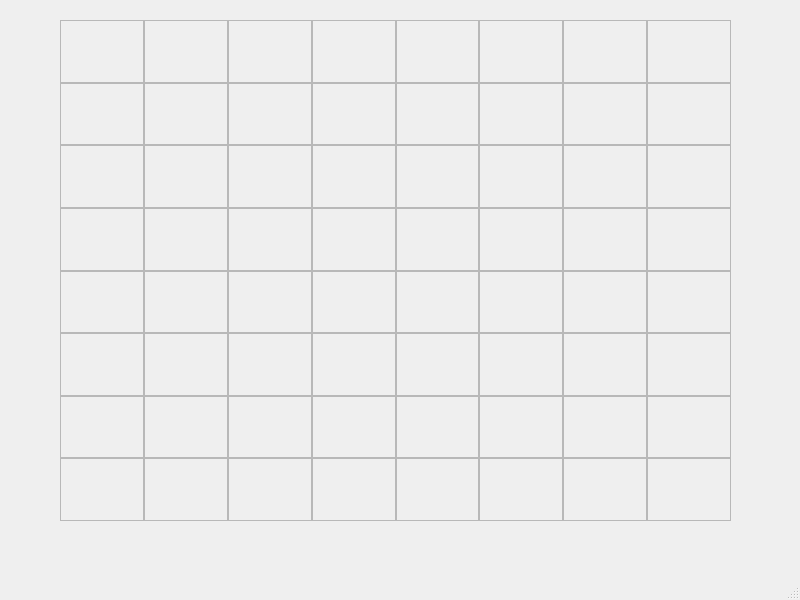
First picture: the form in mainwindow.ui, repository B3R63R/ChessApp, before the edit.
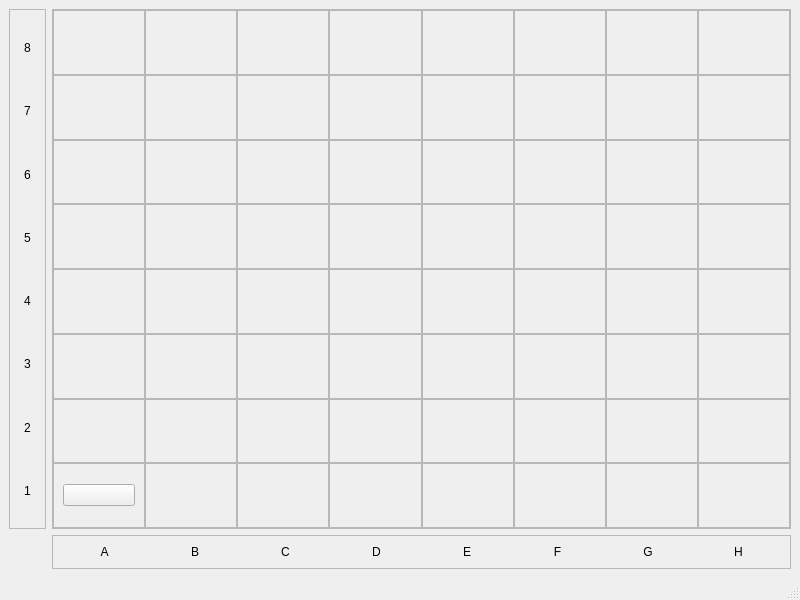
Second picture: the form after the edit. Icons and pictures are not drawn.

Commit message: dynamically set color design for chessboard (inside MainWin)

```diff
--- a/mainwindow.ui
+++ b/mainwindow.ui
@@ -13,22 +13,253 @@
   <property name="windowTitle">
    <string>MainWindow</string>
   </property>
+  <property name="styleSheet">
+   <string/>
+  </property>
   <widget class="QWidget" name="centralwidget">
-   <widget class="QWidget" name="gridLayoutWidget">
-    <property name="geometry">
-     <rect>
-      <x>60</x>
-      <y>20</y>
-      <width>671</width>
-      <height>501</height>
-     </rect>
-    </property>
+   <layout class="QGridLayout" name="gridLayout_3">
+    <item row="1" column="1">
+     <widget class="QFrame" name="frame_67">
+      <property name="sizePolicy">
+       <sizepolicy hsizetype="Preferred" vsizetype="Preferred">
+        <horstretch>0</horstretch>
+        <verstretch>1</verstretch>
+       </sizepolicy>
+      </property>
+      <property name="frameShape">
+       <enum>QFrame::Shape::StyledPanel</enum>
+      </property>
+      <property name="frameShadow">
+       <enum>QFrame::Shadow::Raised</enum>
+      </property>
+      <layout class="QHBoxLayout" name="horizontalLayout_2">
+       <item>
+        <widget class="QLabel" name="label_13">
+         <property name="text">
+          <string>A</string>
+         </property>
+         <property name="alignment">
+          <set>Qt::AlignmentFlag::AlignCenter</set>
+         </property>
+        </widget>
+       </item>
+       <item>
+        <widget class="QLabel" name="label_16">
+         <property name="text">
+          <string>B</string>
+         </property>
+         <property name="alignment">
+          <set>Qt::AlignmentFlag::AlignCenter</set>
+         </property>
+        </widget>
+       </item>
+       <item>
+        <widget class="QLabel" name="label_15">
+         <property name="text">
+          <string>C</string>
+         </property>
+         <property name="alignment">
+          <set>Qt::AlignmentFlag::AlignCenter</set>
+         </property>
+        </widget>
+       </item>
+       <item>
+        <widget class="QLabel" name="label_14">
+         <property name="text">
+          <string>D</string>
+         </property>
+         <property name="alignment">
+          <set>Qt::AlignmentFlag::AlignCenter</set>
+         </property>
+        </widget>
+       </item>
+       <item>
+        <widget class="QLabel" name="label_12">
+         <property name="text">
+          <string>E</string>
+         </property>
+         <property name="alignment">
+          <set>Qt::AlignmentFlag::AlignCenter</set>
+         </property>
+        </widget>
+       </item>
+       <item>
+        <widget class="QLabel" name="label_11">
+         <property name="text">
+          <string>F</string>
+         </property>
+         <property name="alignment">
+          <set>Qt::AlignmentFlag::AlignCenter</set>
+         </property>
+        </widget>
+       </item>
+       <item>
+        <widget class="QLabel" name="label_9">
+         <property name="text">
+          <string>G</string>
+         </property>
+         <property name="alignment">
+          <set>Qt::AlignmentFlag::AlignCenter</set>
+         </property>
+        </widget>
+       </item>
+       <item>
+        <widget class="QLabel" name="label_10">
+         <property name="text">
+          <string>H</string>
+         </property>
+         <property name="alignment">
+          <set>Qt::AlignmentFlag::AlignCenter</set>
+         </property>
+        </widget>
+       </item>
+      </layout>
+     </widget>
+    </item>
+    <item row="0" column="0">
+     <widget class="QFrame" name="frame_66">
+      <property name="sizePolicy">
+       <sizepolicy hsizetype="Preferred" vsizetype="Preferred">
+        <horstretch>1</horstretch>
+        <verstretch>0</verstretch>
+       </sizepolicy>
+      </property>
+      <property name="styleSheet">
+       <string notr="true"/>
+      </property>
+      <property name="frameShape">
+       <enum>QFrame::Shape::StyledPanel</enum>
+      </property>
+      <property name="frameShadow">
+       <enum>QFrame::Shadow::Raised</enum>
+      </property>
+      <layout class="QVBoxLayout" name="verticalLayout">
+       <item>
+        <widget class="QLabel" name="label_3">
+         <property name="text">
+          <string>8</string>
+         </property>
+         <property name="alignment">
+          <set>Qt::AlignmentFlag::AlignCenter</set>
+         </property>
+        </widget>
+       </item>
+       <item>
+        <widget class="QLabel" name="label_4">
+         <property name="text">
+          <string>7</string>
+         </property>
+         <property name="alignment">
+          <set>Qt::AlignmentFlag::AlignCenter</set>
+         </property>
+        </widget>
+       </item>
+       <item>
+        <widget class="QLabel" name="label_5">
+         <property name="styleSheet">
+          <string notr="true"/>
+         </property>
+         <property name="text">
+          <string>6</string>
+         </property>
+         <property name="alignment">
+          <set>Qt::AlignmentFlag::AlignCenter</set>
+         </property>
+        </widget>
+       </item>
+       <item>
+        <widget class="QLabel" name="label_7">
+         <property name="text">
+          <string>5</string>
+         </property>
+         <property name="alignment">
+          <set>Qt::AlignmentFlag::AlignCenter</set>
+         </property>
+        </widget>
+       </item>
+       <item>
+        <widget class="QLabel" name="label">
+         <property name="text">
+          <string>4</string>
+         </property>
+         <property name="alignment">
+          <set>Qt::AlignmentFlag::AlignCenter</set>
+         </property>
+        </widget>
+       </item>
+       <item>
+        <widget class="QLabel" name="label_6">
+         <property name="text">
+          <string>3</string>
+         </property>
+         <property name="alignment">
+          <set>Qt::AlignmentFlag::AlignCenter</set>
+         </property>
+        </widget>
+       </item>
+       <item>
+        <widget class="QLabel" name="label_8">
+         <property name="text">
+          <string>2</string>
+         </property>
+         <property name="alignment">
+          <set>Qt::AlignmentFlag::AlignCenter</set>
+         </property>
+        </widget>
+       </item>
+       <item>
+        <widget class="QLabel" name="label_2">
+         <property name="text">
+          <string>1</string>
+         </property>
+         <property name="alignment">
+          <set>Qt::AlignmentFlag::AlignCenter</set>
+         </property>
+        </widget>
+       </item>
+      </layout>
+     </widget>
+    </item>
+    <item row="0" column="1">
+     <widget class="QFrame" name="frame">
+      <property name="sizePolicy">
+       <sizepolicy hsizetype="Preferred" vsizetype="Preferred">
+        <horstretch>20</horstretch>
+        <verstretch>20</verstretch>
+       </sizepolicy>
+      </property>
+      <property name="styleSheet">
+       <string notr="true">QFrame {color:white;}</string>
+      </property>
+      <property name="frameShape">
+       <enum>QFrame::Shape::StyledPanel</enum>
+      </property>
+      <property name="frameShadow">
+       <enum>QFrame::Shadow::Raised</enum>
+      </property>
+      <layout class="QHBoxLayout" name="horizontalLayout">
+       <property name="spacing">
+        <number>0</number>
+       </property>
+       <property name="leftMargin">
+        <number>0</number>
+       </property>
+       <property name="topMargin">
+        <number>0</number>
+       </property>
+       <property name="rightMargin">
+        <number>0</number>
+       </property>
+       <property name="bottomMargin">
+        <number>0</number>
+       </property>
+       <item>
     <layout class="QGridLayout" name="gridLayout">
      <property name="spacing">
       <number>0</number>
      </property>
-     <item row="1" column="1">
-      <widget class="QFrame" name="frame_9">
+         <item row="2" column="7">
+          <widget class="QFrame" name="frame_H6">
        <property name="frameShape">
         <enum>QFrame::Shape::StyledPanel</enum>
        </property>
@@ -37,8 +268,8 @@
        </property>
       </widget>
      </item>
-     <item row="4" column="1">
-      <widget class="QFrame" name="frame_12">
+         <item row="7" column="4">
+          <widget class="QFrame" name="frame_E1">
        <property name="frameShape">
         <enum>QFrame::Shape::StyledPanel</enum>
        </property>
@@ -47,8 +278,8 @@
        </property>
       </widget>
      </item>
-     <item row="0" column="3">
-      <widget class="QFrame" name="frame_5">
+         <item row="0" column="4">
+          <widget class="QFrame" name="frame_E8">
        <property name="frameShape">
         <enum>QFrame::Shape::StyledPanel</enum>
        </property>
@@ -57,8 +288,8 @@
        </property>
       </widget>
      </item>
-     <item row="6" column="1">
-      <widget class="QFrame" name="frame_14">
+         <item row="5" column="2">
+          <widget class="QFrame" name="frame_C3">
        <property name="frameShape">
         <enum>QFrame::Shape::StyledPanel</enum>
        </property>
@@ -67,8 +298,28 @@
        </property>
       </widget>
      </item>
-     <item row="2" column="1">
-      <widget class="QFrame" name="frame_10">
+         <item row="5" column="3">
+          <widget class="QFrame" name="frame_D3">
+           <property name="frameShape">
+            <enum>QFrame::Shape::StyledPanel</enum>
+           </property>
+           <property name="frameShadow">
+            <enum>QFrame::Shadow::Raised</enum>
+           </property>
+          </widget>
+         </item>
+         <item row="3" column="2">
+          <widget class="QFrame" name="frame_C5">
+           <property name="frameShape">
+            <enum>QFrame::Shape::StyledPanel</enum>
+           </property>
+           <property name="frameShadow">
+            <enum>QFrame::Shadow::Raised</enum>
+           </property>
+          </widget>
+         </item>
+         <item row="5" column="4">
+          <widget class="QFrame" name="frame_E3">
        <property name="frameShape">
         <enum>QFrame::Shape::StyledPanel</enum>
        </property>
@@ -87,8 +338,8 @@
        </property>
       </widget>
      </item>
-     <item row="0" column="0">
-      <widget class="QFrame" name="frame_8">
+         <item row="3" column="0">
+          <widget class="QFrame" name="frame_A5">
        <property name="frameShape">
         <enum>QFrame::Shape::StyledPanel</enum>
        </property>
@@ -107,8 +358,8 @@
        </property>
       </widget>
      </item>
-     <item row="0" column="1">
-      <widget class="QFrame" name="frame_7">
+         <item row="3" column="7">
+          <widget class="QFrame" name="frame_H5">
        <property name="frameShape">
         <enum>QFrame::Shape::StyledPanel</enum>
        </property>
@@ -117,8 +368,8 @@
        </property>
       </widget>
      </item>
-     <item row="0" column="7">
-      <widget class="QFrame" name="frame_4">
+         <item row="4" column="1">
+          <widget class="QFrame" name="frame_B4">
        <property name="frameShape">
         <enum>QFrame::Shape::StyledPanel</enum>
        </property>
@@ -127,8 +378,8 @@
        </property>
       </widget>
      </item>
-     <item row="0" column="4">
-      <widget class="QFrame" name="frame">
+         <item row="4" column="4">
+          <widget class="QFrame" name="frame_E4">
        <property name="frameShape">
         <enum>QFrame::Shape::StyledPanel</enum>
        </property>
@@ -137,38 +388,8 @@
        </property>
       </widget>
      </item>
-     <item row="5" column="1">
-      <widget class="QFrame" name="frame_13">
-       <property name="frameShape">
-        <enum>QFrame::Shape::StyledPanel</enum>
-       </property>
-       <property name="frameShadow">
-        <enum>QFrame::Shadow::Raised</enum>
-       </property>
-      </widget>
-     </item>
-     <item row="0" column="5">
-      <widget class="QFrame" name="frame_2">
-       <property name="frameShape">
-        <enum>QFrame::Shape::StyledPanel</enum>
-       </property>
-       <property name="frameShadow">
-        <enum>QFrame::Shadow::Raised</enum>
-       </property>
-      </widget>
-     </item>
-     <item row="0" column="2">
-      <widget class="QFrame" name="frame_6">
-       <property name="frameShape">
-        <enum>QFrame::Shape::StyledPanel</enum>
-       </property>
-       <property name="frameShadow">
-        <enum>QFrame::Shadow::Raised</enum>
-       </property>
-      </widget>
-     </item>
-     <item row="7" column="1">
-      <widget class="QFrame" name="frame_15">
+         <item row="0" column="3">
+          <widget class="QFrame" name="frame_D8">
        <property name="frameShape">
         <enum>QFrame::Shape::StyledPanel</enum>
        </property>
@@ -187,8 +408,8 @@
        </property>
       </widget>
      </item>
-     <item row="2" column="0">
-      <widget class="QFrame" name="frame_17">
+         <item row="4" column="5">
+          <widget class="QFrame" name="frame_F4">
        <property name="frameShape">
         <enum>QFrame::Shape::StyledPanel</enum>
        </property>
@@ -197,8 +418,108 @@
        </property>
       </widget>
      </item>
-     <item row="3" column="0">
-      <widget class="QFrame" name="frame_18">
+         <item row="6" column="7">
+          <widget class="QFrame" name="frame_H2">
+           <property name="frameShape">
+            <enum>QFrame::Shape::StyledPanel</enum>
+           </property>
+           <property name="frameShadow">
+            <enum>QFrame::Shadow::Raised</enum>
+           </property>
+          </widget>
+         </item>
+         <item row="7" column="6">
+          <widget class="QFrame" name="frame_G1">
+           <property name="frameShape">
+            <enum>QFrame::Shape::StyledPanel</enum>
+           </property>
+           <property name="frameShadow">
+            <enum>QFrame::Shadow::Raised</enum>
+           </property>
+          </widget>
+         </item>
+         <item row="4" column="2">
+          <widget class="QFrame" name="frame_C4">
+           <property name="frameShape">
+            <enum>QFrame::Shape::StyledPanel</enum>
+           </property>
+           <property name="frameShadow">
+            <enum>QFrame::Shadow::Raised</enum>
+           </property>
+          </widget>
+         </item>
+         <item row="0" column="0">
+          <widget class="QFrame" name="frame_A8">
+           <property name="frameShape">
+            <enum>QFrame::Shape::StyledPanel</enum>
+           </property>
+           <property name="frameShadow">
+            <enum>QFrame::Shadow::Raised</enum>
+           </property>
+          </widget>
+         </item>
+         <item row="5" column="7">
+          <widget class="QFrame" name="frame_H3">
+           <property name="frameShape">
+            <enum>QFrame::Shape::StyledPanel</enum>
+           </property>
+           <property name="frameShadow">
+            <enum>QFrame::Shadow::Raised</enum>
+           </property>
+          </widget>
+         </item>
+         <item row="5" column="5">
+          <widget class="QFrame" name="frame_F3">
+           <property name="frameShape">
+            <enum>QFrame::Shape::StyledPanel</enum>
+           </property>
+           <property name="frameShadow">
+            <enum>QFrame::Shadow::Raised</enum>
+           </property>
+          </widget>
+         </item>
+         <item row="6" column="3">
+          <widget class="QFrame" name="frame_D2">
+           <property name="frameShape">
+            <enum>QFrame::Shape::StyledPanel</enum>
+           </property>
+           <property name="frameShadow">
+            <enum>QFrame::Shadow::Raised</enum>
+           </property>
+          </widget>
+         </item>
+         <item row="2" column="1">
+          <widget class="QFrame" name="frame_B6">
+           <property name="frameShape">
+            <enum>QFrame::Shape::StyledPanel</enum>
+           </property>
+           <property name="frameShadow">
+            <enum>QFrame::Shadow::Raised</enum>
+           </property>
+          </widget>
+         </item>
+         <item row="3" column="4">
+          <widget class="QFrame" name="frame_E5">
+           <property name="frameShape">
+            <enum>QFrame::Shape::StyledPanel</enum>
+           </property>
+           <property name="frameShadow">
+            <enum>QFrame::Shadow::Raised</enum>
+           </property>
+          </widget>
+         </item>
+         <item row="5" column="6">
+          <widget class="QFrame" name="frame_G3">
+           <property name="frameShape">
+            <enum>QFrame::Shape::StyledPanel</enum>
+           </property>
+           <property name="frameShadow">
+            <enum>QFrame::Shadow::Raised</enum>
+           </property>
+          </widget>
+         </item>
+         <item row="1" column="7">
+          <widget class="QFrame" name="frame_H7">
        <property name="frameShape">
         <enum>QFrame::Shape::StyledPanel</enum>
        </property>
@@ -217,8 +538,8 @@
        </property>
       </widget>
      </item>
-     <item row="5" column="0">
-      <widget class="QFrame" name="frame_20">
+         <item row="2" column="3">
+          <widget class="QFrame" name="frame_D6">
        <property name="frameShape">
         <enum>QFrame::Shape::StyledPanel</enum>
        </property>
@@ -227,18 +548,8 @@
        </property>
       </widget>
      </item>
-     <item row="6" column="0">
-      <widget class="QFrame" name="frame_21">
-       <property name="frameShape">
-        <enum>QFrame::Shape::StyledPanel</enum>
-       </property>
-       <property name="frameShadow">
-        <enum>QFrame::Shadow::Raised</enum>
-       </property>
-      </widget>
-     </item>
-     <item row="7" column="0">
-      <widget class="QFrame" name="frame_22">
+         <item row="4" column="6">
+          <widget class="QFrame" name="frame_G4">
        <property name="frameShape">
         <enum>QFrame::Shape::StyledPanel</enum>
        </property>
@@ -248,7 +559,47 @@
       </widget>
      </item>
      <item row="1" column="2">
-      <widget class="QFrame" name="frame_23">
+          <widget class="QFrame" name="frame_C7">
+           <property name="frameShape">
+            <enum>QFrame::Shape::StyledPanel</enum>
+           </property>
+           <property name="frameShadow">
+            <enum>QFrame::Shadow::Raised</enum>
+           </property>
+          </widget>
+         </item>
+         <item row="6" column="4">
+          <widget class="QFrame" name="frame_E2">
+           <property name="frameShape">
+            <enum>QFrame::Shape::StyledPanel</enum>
+           </property>
+           <property name="frameShadow">
+            <enum>QFrame::Shadow::Raised</enum>
+           </property>
+          </widget>
+         </item>
+         <item row="0" column="7">
+          <widget class="QFrame" name="frame_H8">
+           <property name="frameShape">
+            <enum>QFrame::Shape::StyledPanel</enum>
+           </property>
+           <property name="frameShadow">
+            <enum>QFrame::Shadow::Raised</enum>
+           </property>
+          </widget>
+         </item>
+         <item row="1" column="4">
+          <widget class="QFrame" name="frame_E7">
+           <property name="frameShape">
+            <enum>QFrame::Shape::StyledPanel</enum>
+           </property>
+           <property name="frameShadow">
+            <enum>QFrame::Shadow::Raised</enum>
+           </property>
+          </widget>
+         </item>
+         <item row="2" column="5">
+          <widget class="QFrame" name="frame_F6">
        <property name="frameShape">
         <enum>QFrame::Shape::StyledPanel</enum>
        </property>
@@ -267,68 +618,8 @@
        </property>
       </widget>
      </item>
-     <item row="3" column="2">
-      <widget class="QFrame" name="frame_25">
-       <property name="frameShape">
-        <enum>QFrame::Shape::StyledPanel</enum>
-       </property>
-       <property name="frameShadow">
-        <enum>QFrame::Shadow::Raised</enum>
-       </property>
-      </widget>
-     </item>
-     <item row="4" column="2">
-      <widget class="QFrame" name="frame_26">
-       <property name="frameShape">
-        <enum>QFrame::Shape::StyledPanel</enum>
-       </property>
-       <property name="frameShadow">
-        <enum>QFrame::Shadow::Raised</enum>
-       </property>
-      </widget>
-     </item>
-     <item row="5" column="2">
-      <widget class="QFrame" name="frame_27">
-       <property name="frameShape">
-        <enum>QFrame::Shape::StyledPanel</enum>
-       </property>
-       <property name="frameShadow">
-        <enum>QFrame::Shadow::Raised</enum>
-       </property>
-      </widget>
-     </item>
-     <item row="6" column="2">
-      <widget class="QFrame" name="frame_28">
-       <property name="frameShape">
-        <enum>QFrame::Shape::StyledPanel</enum>
-       </property>
-       <property name="frameShadow">
-        <enum>QFrame::Shadow::Raised</enum>
-       </property>
-      </widget>
-     </item>
-     <item row="7" column="2">
-      <widget class="QFrame" name="frame_29">
-       <property name="frameShape">
-        <enum>QFrame::Shape::StyledPanel</enum>
-       </property>
-       <property name="frameShadow">
-        <enum>QFrame::Shadow::Raised</enum>
-       </property>
-      </widget>
-     </item>
-     <item row="1" column="3">
-      <widget class="QFrame" name="frame_30">
-       <property name="frameShape">
-        <enum>QFrame::Shape::StyledPanel</enum>
-       </property>
-       <property name="frameShadow">
-        <enum>QFrame::Shadow::Raised</enum>
-       </property>
-      </widget>
-     </item>
-     <item row="2" column="3">
-      <widget class="QFrame" name="frame_31">
+         <item row="0" column="2">
+          <widget class="QFrame" name="frame_C8">
        <property name="frameShape">
         <enum>QFrame::Shape::StyledPanel</enum>
        </property>
@@ -347,8 +638,8 @@
        </property>
       </widget>
      </item>
-     <item row="4" column="3">
-      <widget class="QFrame" name="frame_33">
+         <item row="0" column="5">
+          <widget class="QFrame" name="frame_F8">
        <property name="frameShape">
         <enum>QFrame::Shape::StyledPanel</enum>
        </property>
@@ -357,8 +648,8 @@
        </property>
       </widget>
      </item>
-     <item row="5" column="3">
-      <widget class="QFrame" name="frame_34">
+         <item row="7" column="1">
+          <widget class="QFrame" name="frame_B1">
        <property name="frameShape">
         <enum>QFrame::Shape::StyledPanel</enum>
        </property>
@@ -367,8 +658,38 @@
        </property>
       </widget>
      </item>
-     <item row="6" column="3">
-      <widget class="QFrame" name="frame_35">
+         <item row="0" column="1">
+          <widget class="QFrame" name="frame_B8">
+           <property name="frameShape">
+            <enum>QFrame::Shape::StyledPanel</enum>
+           </property>
+           <property name="frameShadow">
+            <enum>QFrame::Shadow::Raised</enum>
+           </property>
+          </widget>
+         </item>
+         <item row="4" column="7">
+          <widget class="QFrame" name="frame_H4">
+           <property name="frameShape">
+            <enum>QFrame::Shape::StyledPanel</enum>
+           </property>
+           <property name="frameShadow">
+            <enum>QFrame::Shadow::Raised</enum>
+           </property>
+          </widget>
+         </item>
+         <item row="7" column="5">
+          <widget class="QFrame" name="frame_F1">
+           <property name="frameShape">
+            <enum>QFrame::Shape::StyledPanel</enum>
+           </property>
+           <property name="frameShadow">
+            <enum>QFrame::Shadow::Raised</enum>
+           </property>
+          </widget>
+         </item>
+         <item row="6" column="0">
+          <widget class="QFrame" name="frame_A2">
        <property name="frameShape">
         <enum>QFrame::Shape::StyledPanel</enum>
        </property>
@@ -378,77 +699,7 @@
       </widget>
      </item>
      <item row="7" column="3">
-      <widget class="QFrame" name="frame_36">
-       <property name="frameShape">
-        <enum>QFrame::Shape::StyledPanel</enum>
-       </property>
-       <property name="frameShadow">
-        <enum>QFrame::Shadow::Raised</enum>
-       </property>
-      </widget>
-     </item>
-     <item row="1" column="4">
-      <widget class="QFrame" name="frame_37">
-       <property name="frameShape">
-        <enum>QFrame::Shape::StyledPanel</enum>
-       </property>
-       <property name="frameShadow">
-        <enum>QFrame::Shadow::Raised</enum>
-       </property>
-      </widget>
-     </item>
-     <item row="2" column="4">
-      <widget class="QFrame" name="frame_38">
-       <property name="frameShape">
-        <enum>QFrame::Shape::StyledPanel</enum>
-       </property>
-       <property name="frameShadow">
-        <enum>QFrame::Shadow::Raised</enum>
-       </property>
-      </widget>
-     </item>
-     <item row="3" column="4">
-      <widget class="QFrame" name="frame_39">
-       <property name="frameShape">
-        <enum>QFrame::Shape::StyledPanel</enum>
-       </property>
-       <property name="frameShadow">
-        <enum>QFrame::Shadow::Raised</enum>
-       </property>
-      </widget>
-     </item>
-     <item row="4" column="4">
-      <widget class="QFrame" name="frame_40">
-       <property name="frameShape">
-        <enum>QFrame::Shape::StyledPanel</enum>
-       </property>
-       <property name="frameShadow">
-        <enum>QFrame::Shadow::Raised</enum>
-       </property>
-      </widget>
-     </item>
-     <item row="5" column="4">
-      <widget class="QFrame" name="frame_41">
-       <property name="frameShape">
-        <enum>QFrame::Shape::StyledPanel</enum>
-       </property>
-       <property name="frameShadow">
-        <enum>QFrame::Shadow::Raised</enum>
-       </property>
-      </widget>
-     </item>
-     <item row="6" column="4">
-      <widget class="QFrame" name="frame_42">
-       <property name="frameShape">
-        <enum>QFrame::Shape::StyledPanel</enum>
-       </property>
-       <property name="frameShadow">
-        <enum>QFrame::Shadow::Raised</enum>
-       </property>
-      </widget>
-     </item>
-     <item row="7" column="4">
-      <widget class="QFrame" name="frame_43">
+          <widget class="QFrame" name="frame_D1">
        <property name="frameShape">
         <enum>QFrame::Shape::StyledPanel</enum>
        </property>
@@ -467,8 +718,8 @@
        </property>
       </widget>
      </item>
-     <item row="2" column="5">
-      <widget class="QFrame" name="frame_45">
+         <item row="1" column="3">
+          <widget class="QFrame" name="frame_D7">
        <property name="frameShape">
         <enum>QFrame::Shape::StyledPanel</enum>
        </property>
@@ -478,47 +729,7 @@
       </widget>
      </item>
      <item row="3" column="5">
-      <widget class="QFrame" name="frame_46">
-       <property name="frameShape">
-        <enum>QFrame::Shape::StyledPanel</enum>
-       </property>
-       <property name="frameShadow">
-        <enum>QFrame::Shadow::Raised</enum>
-       </property>
-      </widget>
-     </item>
-     <item row="4" column="5">
-      <widget class="QFrame" name="frame_47">
-       <property name="frameShape">
-        <enum>QFrame::Shape::StyledPanel</enum>
-       </property>
-       <property name="frameShadow">
-        <enum>QFrame::Shadow::Raised</enum>
-       </property>
-      </widget>
-     </item>
-     <item row="5" column="5">
-      <widget class="QFrame" name="frame_48">
-       <property name="frameShape">
-        <enum>QFrame::Shape::StyledPanel</enum>
-       </property>
-       <property name="frameShadow">
-        <enum>QFrame::Shadow::Raised</enum>
-       </property>
-      </widget>
-     </item>
-     <item row="6" column="5">
-      <widget class="QFrame" name="frame_49">
-       <property name="frameShape">
-        <enum>QFrame::Shape::StyledPanel</enum>
-       </property>
-       <property name="frameShadow">
-        <enum>QFrame::Shadow::Raised</enum>
-       </property>
-      </widget>
-     </item>
-     <item row="7" column="5">
-      <widget class="QFrame" name="frame_50">
+          <widget class="QFrame" name="frame_F5">
        <property name="frameShape">
         <enum>QFrame::Shape::StyledPanel</enum>
        </property>
@@ -537,8 +748,8 @@
        </property>
       </widget>
      </item>
-     <item row="2" column="6">
-      <widget class="QFrame" name="frame_52">
+         <item row="1" column="1">
+          <widget class="QFrame" name="frame_B7">
        <property name="frameShape">
         <enum>QFrame::Shape::StyledPanel</enum>
        </property>
@@ -547,8 +758,8 @@
        </property>
       </widget>
      </item>
-     <item row="3" column="6">
-      <widget class="QFrame" name="frame_53">
+         <item row="2" column="4">
+          <widget class="QFrame" name="frame_E6">
        <property name="frameShape">
         <enum>QFrame::Shape::StyledPanel</enum>
        </property>
@@ -557,8 +768,8 @@
        </property>
       </widget>
      </item>
-     <item row="4" column="6">
-      <widget class="QFrame" name="frame_54">
+         <item row="6" column="2">
+          <widget class="QFrame" name="frame_C2">
        <property name="frameShape">
         <enum>QFrame::Shape::StyledPanel</enum>
        </property>
@@ -567,8 +778,8 @@
        </property>
       </widget>
      </item>
-     <item row="5" column="6">
-      <widget class="QFrame" name="frame_55">
+         <item row="6" column="5">
+          <widget class="QFrame" name="frame_F2">
        <property name="frameShape">
         <enum>QFrame::Shape::StyledPanel</enum>
        </property>
@@ -587,8 +798,8 @@
        </property>
       </widget>
      </item>
-     <item row="7" column="6">
-      <widget class="QFrame" name="frame_57">
+         <item row="5" column="1">
+          <widget class="QFrame" name="frame_B3">
        <property name="frameShape">
         <enum>QFrame::Shape::StyledPanel</enum>
        </property>
@@ -597,8 +808,8 @@
        </property>
       </widget>
      </item>
-     <item row="1" column="7">
-      <widget class="QFrame" name="frame_58">
+         <item row="2" column="0">
+          <widget class="QFrame" name="frame_A6">
        <property name="frameShape">
         <enum>QFrame::Shape::StyledPanel</enum>
        </property>
@@ -607,8 +818,8 @@
        </property>
       </widget>
      </item>
-     <item row="2" column="7">
-      <widget class="QFrame" name="frame_59">
+         <item row="4" column="3">
+          <widget class="QFrame" name="frame_D4">
        <property name="frameShape">
         <enum>QFrame::Shape::StyledPanel</enum>
        </property>
@@ -617,8 +828,8 @@
        </property>
       </widget>
      </item>
-     <item row="3" column="7">
-      <widget class="QFrame" name="frame_60">
+         <item row="7" column="2">
+          <widget class="QFrame" name="frame_C1">
        <property name="frameShape">
         <enum>QFrame::Shape::StyledPanel</enum>
        </property>
@@ -627,8 +838,8 @@
        </property>
       </widget>
      </item>
-     <item row="4" column="7">
-      <widget class="QFrame" name="frame_61">
+         <item row="3" column="6">
+          <widget class="QFrame" name="frame_G5">
        <property name="frameShape">
         <enum>QFrame::Shape::StyledPanel</enum>
        </property>
@@ -637,8 +848,8 @@
        </property>
       </widget>
      </item>
-     <item row="5" column="7">
-      <widget class="QFrame" name="frame_62">
+         <item row="5" column="0">
+          <widget class="QFrame" name="frame_A3">
        <property name="frameShape">
         <enum>QFrame::Shape::StyledPanel</enum>
        </property>
@@ -647,8 +858,18 @@
        </property>
       </widget>
      </item>
-     <item row="6" column="7">
-      <widget class="QFrame" name="frame_63">
+         <item row="2" column="6">
+          <widget class="QFrame" name="frame_G6">
+           <property name="frameShape">
+            <enum>QFrame::Shape::StyledPanel</enum>
+           </property>
+           <property name="frameShadow">
+            <enum>QFrame::Shadow::Raised</enum>
+           </property>
+          </widget>
+         </item>
+         <item row="6" column="1">
+          <widget class="QFrame" name="frame_B2">
        <property name="frameShape">
         <enum>QFrame::Shape::StyledPanel</enum>
        </property>
@@ -667,8 +888,46 @@
        </property>
       </widget>
      </item>
-    </layout>
-   </widget>
+         <item row="7" column="0">
+          <widget class="QFrame" name="frame_A1">
+           <property name="frameShape">
+            <enum>QFrame::Shape::StyledPanel</enum>
+           </property>
+           <property name="frameShadow">
+            <enum>QFrame::Shadow::Raised</enum>
+           </property>
+           <layout class="QHBoxLayout" name="horizontalLayout_3">
+            <item>
+             <widget class="QPushButton" name="pushButton">
+              <property name="styleSheet">
+               <string notr="true">QLabel { 
+	background: rgba(0,0,0,0.5);
+}</string>
+              </property>
+              <property name="text">
+               <string/>
+              </property>
+              <property name="icon">
+               <iconset resource="resource.qrc">
+                <normaloff>:/resource/img/wR.png</normaloff>:/resource/img/wR.png</iconset>
+              </property>
+              <property name="iconSize">
+               <size>
+                <width>48</width>
+                <height>48</height>
+               </size>
+              </property>
+             </widget>
+            </item>
+           </layout>
+          </widget>
+         </item>
+        </layout>
+       </item>
+      </layout>
+     </widget>
+    </item>
+   </layout>
   </widget>
   <widget class="QMenuBar" name="menubar">
    <property name="geometry">
```
Left out of the diff: 24 changed lines with no effect on the pictures. Lines whose indentation alone changed are shown as unchanged. The commit also changes 9 other files.
